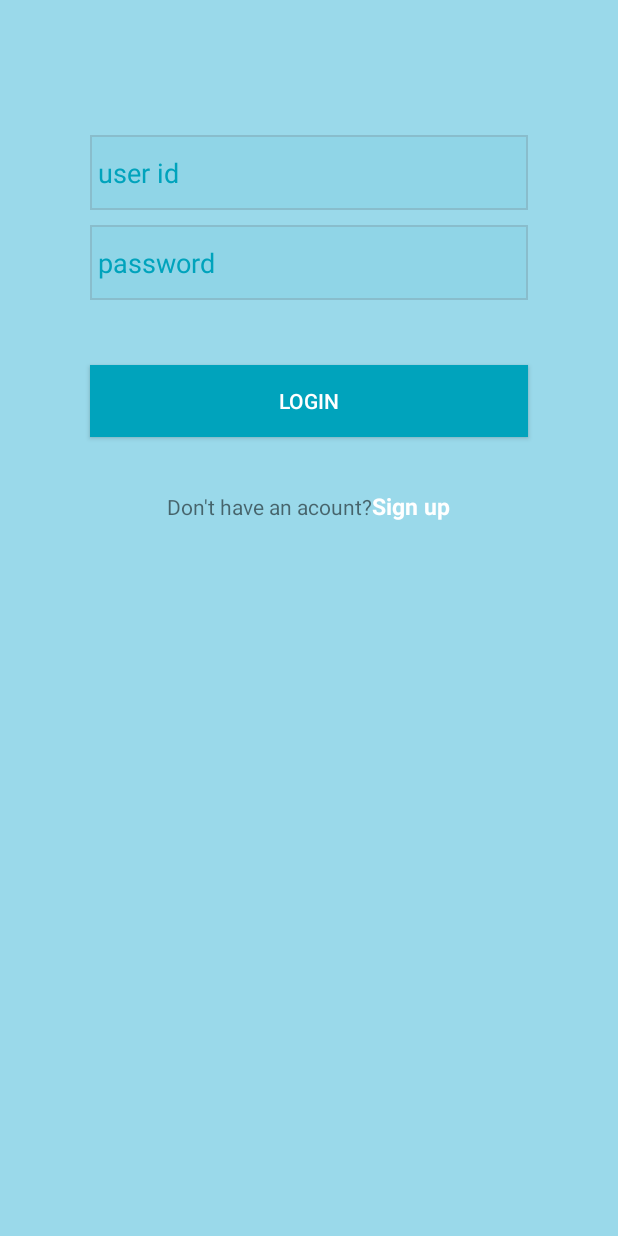
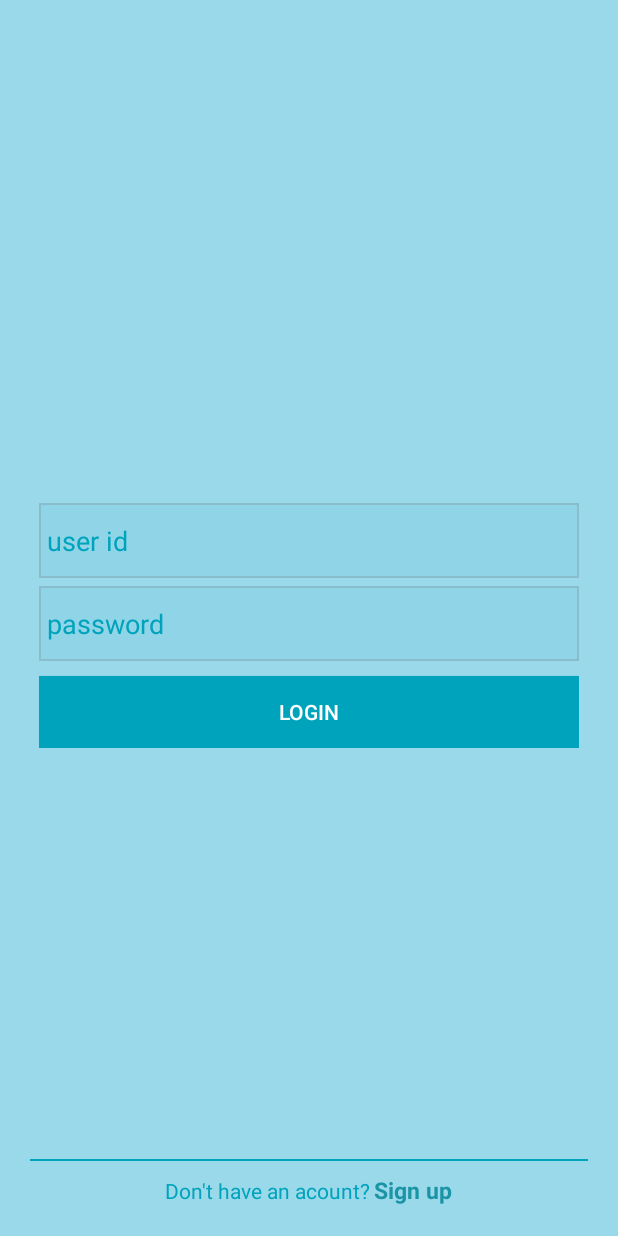
Before and after one commit to imranjaffri/electronic-event-approval, an Android app: the layout activity_sign_in.xml on its own in the app's theme, with its tools: preview values and no code run, on a phone screen of 412 x 824 dp. Run offline under Robolectric (Android 15) with nearby library versions, the phone set to English and light mode, and no system bars; network calls fail.

```diff
--- a/app/build.gradle
+++ b/app/build.gradle
@@ -26,5 +26,8 @@ dependencies {
     })
     compile 'com.android.support:appcompat-v7:25.3.0'
     compile 'com.android.support.constraint:constraint-layout:1.0.0-alpha9'
+    compile 'com.intuit.sdp:sdp-android:1.0.4'
+    compile 'com.android.volley:volley:1.0.0'
     testCompile 'junit:junit:4.12'
+    compile 'junit:junit:4.12'
 }
--- a/app/src/main/res/layout/activity_sign_in.xml
+++ b/app/src/main/res/layout/activity_sign_in.xml
@@ -8,67 +8,83 @@
     tools:context="com.example.choudry.electroniceventapproval.LoginActivity">
 
 
+    <LinearLayout
+        android:layout_width="match_parent"
+        android:layout_height="wrap_content"
+        android:layout_centerInParent="true"
+        android:orientation="vertical"
+        android:paddingBottom="@dimen/_5sdp"
+        android:paddingLeft="@dimen/_20sdp"
+        android:paddingRight="@dimen/_20sdp"
+        android:paddingTop="@dimen/_5sdp">
 
         <EditText
             android:id="@+id/et_mail_signIn"
             android:layout_width="match_parent"
             android:layout_height="50dp"
-        android:textColor="@color/colorPrimary"
-        android:layout_centerHorizontal="true"
-        android:layout_marginLeft="60dp"
-        android:layout_marginRight="60dp"
-        android:layout_marginTop="90dp"
+
+            android:layout_marginTop="10dp"
             android:background="@drawable/border"
             android:ems="10"
             android:hint="user id"
             android:inputType="textEmailAddress"
             android:paddingLeft="5dp"
+            android:textColor="@color/colorPrimary"
             android:textColorHint="@color/colorPrimary" />
 
         <EditText
             android:id="@+id/et_pass_signIn"
             android:layout_width="match_parent"
             android:layout_height="50dp"
-        android:textColorHint="@color/colorPrimary"
-        android:textColor="@color/colorPrimary"
+
+            android:layout_marginTop="5dp"
             android:background="@drawable/border"
-        android:layout_below="@+id/et_mail_signIn"
-        android:layout_centerHorizontal="true"
-        android:layout_marginLeft="60dp"
-        android:layout_marginRight="60dp"
-        android:layout_marginTop="10dp"
             android:ems="10"
             android:hint="password"
-
             android:inputType="textPassword"
             android:paddingLeft="5dp"
-        />
+            android:textColor="@color/colorPrimary"
+            android:textColorHint="@color/colorPrimary" />
 
         <Button
             android:id="@+id/btn_SignIn"
             android:layout_width="match_parent"
             android:layout_height="wrap_content"
-        android:layout_below="@+id/et_pass_signIn"
             android:layout_centerHorizontal="true"
-        android:layout_marginLeft="60dp"
-        android:layout_marginRight="60dp"
-        android:layout_marginTop="43dp"
+            android:layout_marginTop="10dp"
             android:background="@color/colorPrimary"
+            android:shadowColor="@color/colorPrimaryDark"
             android:text="Login"
             android:textColor="@color/colorWhite" />
+    </LinearLayout>
+
+
+    <View
+        android:id="@+id/bottomViewLogin"
+        android:layout_width="match_parent"
+        android:layout_height="1.5dp"
+        android:layout_alignParentBottom="true"
+        android:layout_marginBottom="50dp"
+        android:layout_marginLeft="20dp"
+        android:layout_marginRight="20dp"
+        android:background="@color/colorPrimary">
+
+
+    </View>
 
 
     <LinearLayout
         android:layout_width="wrap_content"
         android:layout_height="wrap_content"
-        android:layout_below="@id/btn_SignIn"
+        android:layout_alignParentBottom="true"
         android:layout_centerHorizontal="true"
-        android:layout_marginTop="35dp">
+        android:layout_marginBottom="20dp">
 
 
         <TextView
             android:layout_width="wrap_content"
             android:layout_height="wrap_content"
+            android:textColor="@color/colorPrimary"
             android:text="Don't have an acount?" />
 
         <TextView
@@ -76,7 +92,8 @@
             android:layout_width="wrap_content"
             android:layout_height="wrap_content"
             android:text="Sign up"
-            android:textColor="@color/colorWhite"
+            android:layout_marginLeft="@dimen/_2sdp"
+            android:textColor="@color/colorPrimaryDark"
             android:textSize="15dp"
             android:textStyle="bold" />
 
--- a/app/src/main/res/values/styles.xml
+++ b/app/src/main/res/values/styles.xml
@@ -1,11 +1,20 @@
 <resources>
 
     <!-- Base application theme. -->
-    <style name="AppTheme" parent="Theme.AppCompat.Light.DarkActionBar">
+    <style name="AppTheme" parent="Theme.AppCompat.Light.NoActionBar">
         <!-- Customize your theme here. -->
         <item name="colorPrimary">@color/colorPrimary</item>
         <item name="colorPrimaryDark">@color/colorPrimaryDark</item>
         <item name="colorAccent">@color/colorAccent</item>
     </style>
 
+
+
+    <style name="AppCompatAlertDialogStyle" parent="Theme.AppCompat.Light.Dialog.Alert">
+        <item name="colorAccent">@color/colorPrimaryDark</item>
+        <item name="android:textColorPrimary">@color/colorPrimary</item>
+        <item name="android:background">@color/colorBackground</item>
+    </style>
+
+
 </resources>
```
Also changed, not shown: app/src/main/AndroidManifest.xml (+10 -1 lines), app/src/main/java/com/example/choudry/electroniceventapproval/LoginActivity.java (+51 -5 lines), app/src/main/java/com/example/choudry/electroniceventapproval/RegisterActivity.java (+55 -1 lines), app/src/main/java/com/example/choudry/electroniceventapproval/api/CallPostAPI.java (added, +88 -0 lines), app/src/main/java/com/example/choudry/electroniceventapproval/app/AppController.java (added, +68 -0 lines), app/src/main/java/com/example/choudry/electroniceventapproval/utils/LruBitmapCache.java (added, +39 -0 lines). Lines whose indentation alone changed are shown as unchanged.
